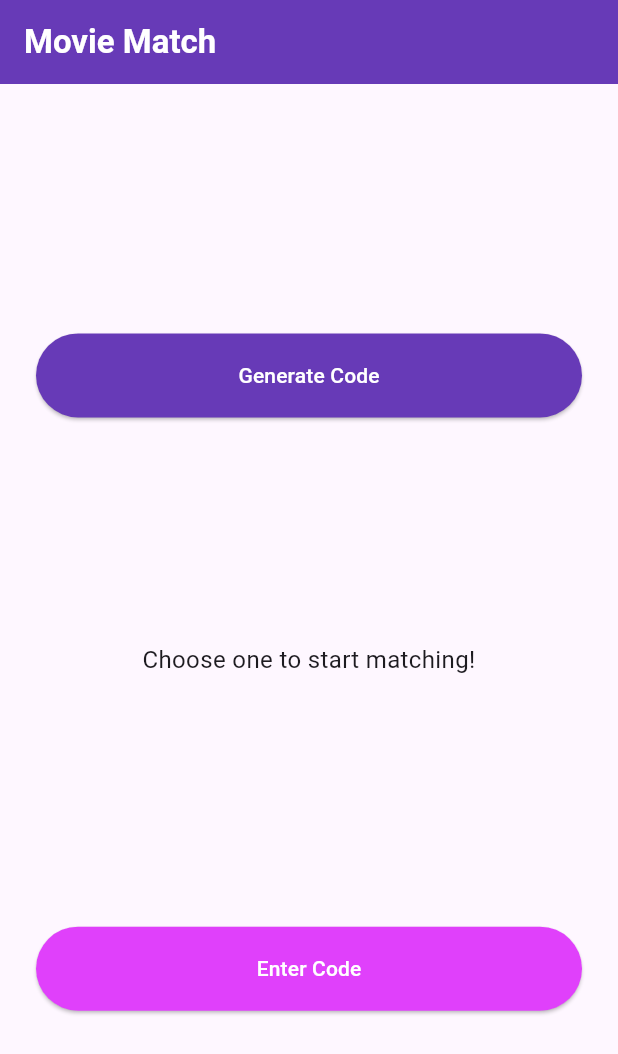
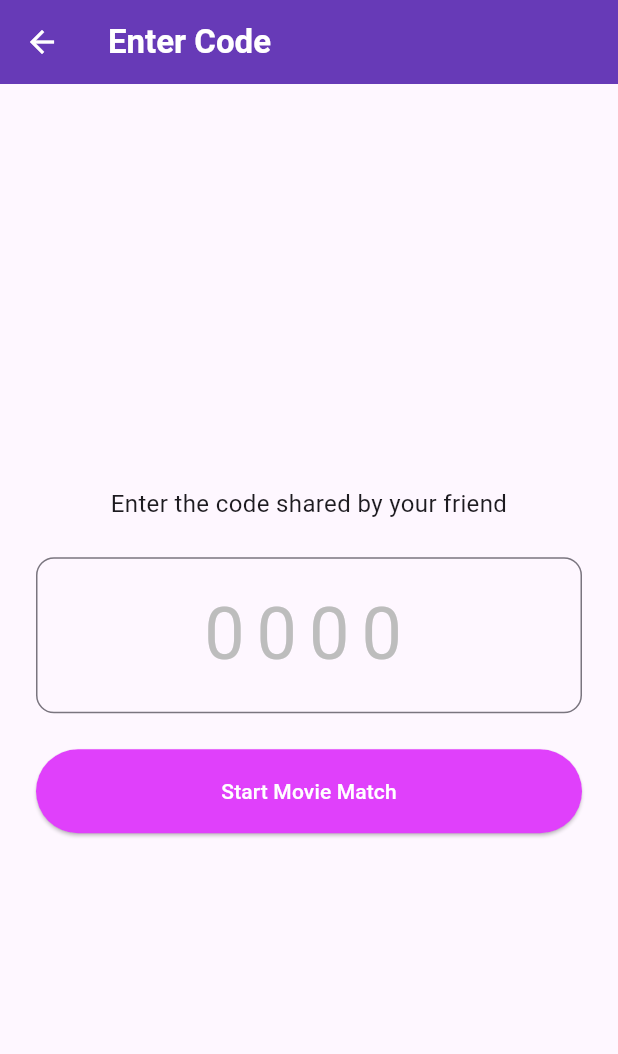
Before and after one commit to feli0057/movie-match, a Flutter app: the screen it shows after launch, after a tap on "Enter Code", on a phone screen of 412 x 824 dp. Shown: the top 1054 px of the screen. Run offline on Flutter 3.47's test engine with Material 3 defaults, Android fonts, the phone set to English and light mode, and no system bars; our stand-ins replace device_info_plus, flutter_dotenv, shared_preferences; missing offline and left inert: android_id; statements that could not run were skipped.

Commit message:
Added Enter Code Screen with error validation

```diff
--- /dev/null
+++ b/lib/screens/enter_code_screen.dart
@@ -0,0 +1,187 @@
+import 'package:flutter/material.dart';
+import 'package:flutter/services.dart';
+import '../services/device_id_service.dart';
+import '../services/http_helper.dart';
+
+class EnterCodeScreen extends StatefulWidget {
+  const EnterCodeScreen({super.key});
+
+  @override
+  State<EnterCodeScreen> createState() => _EnterCodeScreenState();
+}
+
+class _EnterCodeScreenState extends State<EnterCodeScreen> {
+  final TextEditingController _codeController = TextEditingController();
+  final GlobalKey<FormState> _formKey = GlobalKey<FormState>();
+  bool _isLoading = false;
+
+  @override
+  void dispose() {
+    _codeController.dispose();
+    super.dispose();
+  }
+
+  Future<void> _submitCode() async {
+    if (!_formKey.currentState!.validate()) return;
+
+    setState(() {
+      _isLoading = true;
+    });
+
+    try {
+      final deviceID = await DeviceIdService.getDeviceID();
+      final code = int.parse(_codeController.text);
+
+      await HttpHelper.joinSession(deviceID, code);
+
+      if (mounted) {
+        // TODO: Navigate to Movie Selection Screen
+        // Navigator.pushReplacement(
+        //   context,
+        //   MaterialPageRoute(
+        //     builder: (context) => const MovieSelectionScreen(),
+        //   ),
+        // );
+      }
+    } catch (e) {
+      if (mounted) {
+        const errorMessage =
+            'You may have entered the wrong code. Please try again.';
+
+        showDialog(
+          context: context,
+          builder: (BuildContext context) {
+            return AlertDialog(
+              title: const Text(
+                'Invalid Code',
+                style: TextStyle(
+                  fontWeight: FontWeight.bold,
+                ),
+              ),
+              content: const Text(errorMessage),
+              actions: [
+                TextButton(
+                  onPressed: () {
+                    Navigator.of(context).pop();
+                    _codeController.clear();
+                  },
+                  child: const Text(
+                    'Okay',
+                    style: TextStyle(
+                      color: Colors.deepPurple,
+                      fontWeight: FontWeight.bold,
+                    ),
+                  ),
+                ),
+              ],
+              shape: RoundedRectangleBorder(
+                borderRadius: BorderRadius.circular(12),
+              ),
+            );
+          },
+        );
+
+        setState(() {
+          _isLoading = false;
+        });
+      }
+    }
+  }
+
+  @override
+  Widget build(BuildContext context) {
+    return Scaffold(
+      appBar: AppBar(
+        title: const Text(
+          'Enter Code',
+          style: TextStyle(
+            fontWeight: FontWeight.bold,
+          ),
+        ),
+        backgroundColor: Colors.deepPurple,
+        foregroundColor: Colors.white,
+      ),
+      body: Padding(
+        padding: const EdgeInsets.all(24.0),
+        child: Form(
+          key: _formKey,
+          child: Column(
+            mainAxisAlignment: MainAxisAlignment.center,
+            children: [
+              const Text(
+                'Enter the code shared by your friend',
+                style: TextStyle(
+                  fontSize: 16,
+                ),
+                textAlign: TextAlign.center,
+              ),
+              const SizedBox(height: 24),
+              TextFormField(
+                controller: _codeController,
+                keyboardType: TextInputType.number,
+                maxLength: 4,
+                textAlign: TextAlign.center,
+                style: const TextStyle(
+                  fontSize: 48,
+                  letterSpacing: 8,
+                ),
+                decoration: InputDecoration(
+                  hintText: '0000',
+                  hintStyle: const TextStyle(
+                    color: Color(0xFFBDBDBD),
+                  ),
+                  counterText: '',
+                  border: OutlineInputBorder(
+                    borderRadius: BorderRadius.circular(12),
+                  ),
+                  focusedBorder: OutlineInputBorder(
+                    borderRadius: BorderRadius.circular(12),
+                    borderSide: const BorderSide(
+                      color: Colors.deepPurple,
+                      width: 2,
+                    ),
+                  ),
+                ),
+                inputFormatters: [
+                  FilteringTextInputFormatter.digitsOnly,
+                ],
+                validator: (value) {
+                  if (value == null || value.isEmpty) {
+                    return 'Please enter a 4-digit code';
+                  }
+                  if (value.length != 4) {
+                    return 'Code must be 4 digits';
+                  }
+                  return null;
+                },
+              ),
+              const SizedBox(height: 24),
+              SizedBox(
+                width: double.infinity,
+                height: 56,
+                child: ElevatedButton(
+                  onPressed: _isLoading ? null : _submitCode,
+                  style: ElevatedButton.styleFrom(
+                    backgroundColor: Colors.purpleAccent,
+                    foregroundColor: Colors.white,
+                    disabledBackgroundColor: Colors.grey,
+                  ),
+                  child: _isLoading
+                      ? const SizedBox(
+                          height: 24,
+                          width: 24,
+                          child: CircularProgressIndicator(
+                            color: Colors.white,
+                            strokeWidth: 2,
+                          ),
+                        )
+                      : const Text('Start Movie Match'),
+                ),
+              ),
+            ],
+          ),
+        ),
+      ),
+    );
+  }
+}
--- a/lib/screens/welcome_screen.dart
+++ b/lib/screens/welcome_screen.dart
@@ -1,23 +1,24 @@
 import 'package:flutter/material.dart';
 import '../services/device_id_service.dart';
 import 'generate_code_screen.dart';
+import 'enter_code_screen.dart';
 
 class WelcomeScreen extends StatefulWidget {
   const WelcomeScreen({super.key});
 
   @override
-  State<WelcomeScreen> createState() => WelcomeScreenState();
+  State<WelcomeScreen> createState() => _WelcomeScreenState();
 }
 
-class WelcomeScreenState extends State<WelcomeScreen> {
+class _WelcomeScreenState extends State<WelcomeScreen> {
   @override
   void initState() {
     super.initState();
-    initializeDeviceID();
+    _initializeDeviceID();
   }
 
-  Future<void> initializeDeviceID() async {
-    await DeviceIDservice.getDeviceID();
+  Future<void> _initializeDeviceID() async {
+    await DeviceIdService.getDeviceID();
   }
 
   @override
@@ -75,7 +76,12 @@ class WelcomeScreenState extends State<WelcomeScreen> {
                 height: 56,
                 child: ElevatedButton(
                   onPressed: () {
-                    // TODO: Navigate to Enter Code screen
+                    Navigator.push(
+                      context,
+                      MaterialPageRoute(
+                        builder: (context) => const EnterCodeScreen(),
+                      ),
+                    );
                   },
                   style: ElevatedButton.styleFrom(
                     backgroundColor: Colors.purpleAccent,
--- a/lib/services/device_id_service.dart
+++ b/lib/services/device_id_service.dart
@@ -3,7 +3,7 @@ import 'package:android_id/android_id.dart';
 import 'package:device_info_plus/device_info_plus.dart';
 import 'package:shared_preferences/shared_preferences.dart';
 
-class DeviceIDservice {
+class DeviceIdService {
   static const String deviceIDkey = 'device_id';
   static final DeviceInfoPlugin deviceInfo = DeviceInfoPlugin();
   static const AndroidId androidIDplugin = AndroidId();
```
Also changed, not shown: lib/screens/generate_code_screen.dart (+20 -20 lines).
